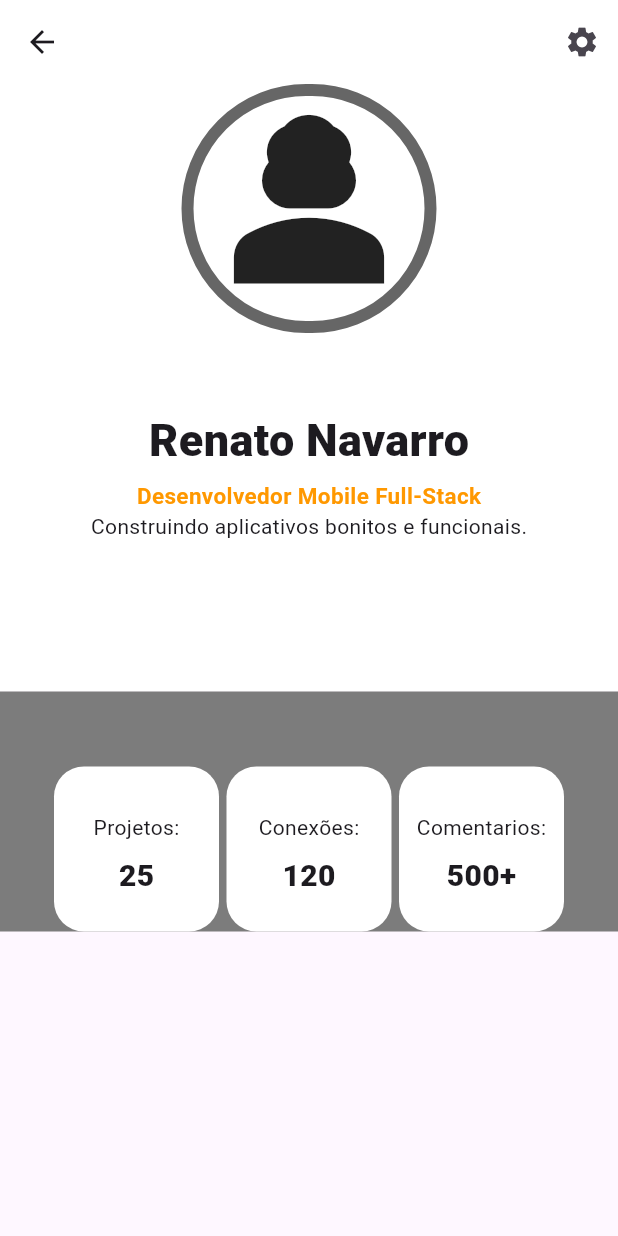
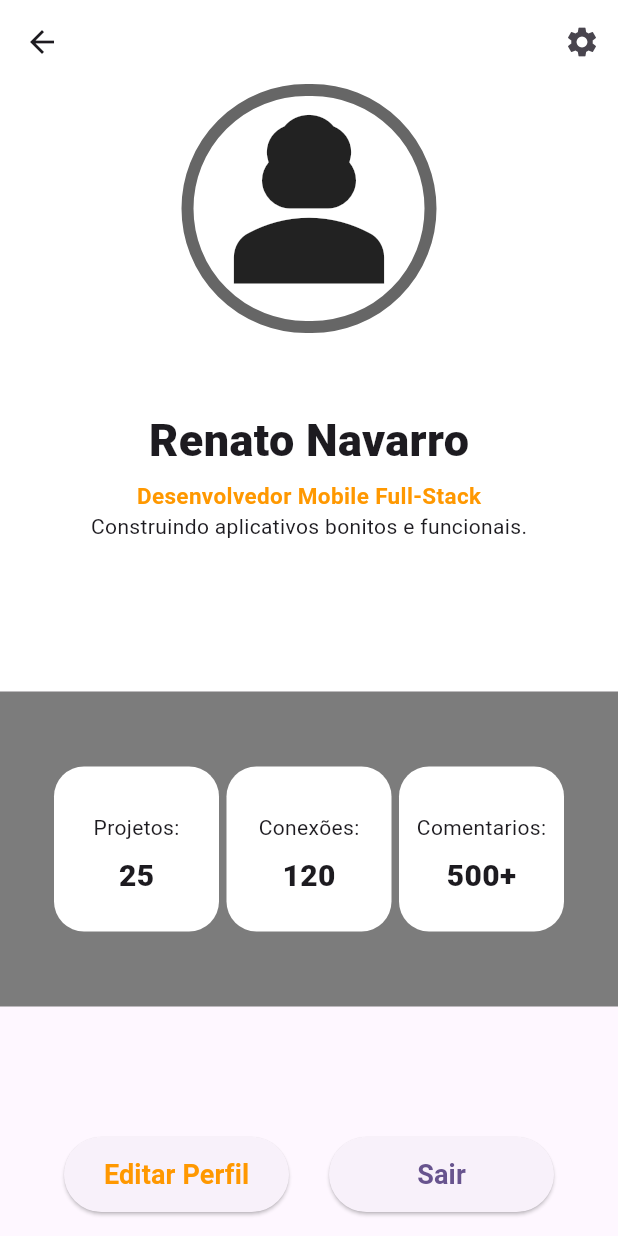
Before and after one commit to RenatoNMG/Atividade_flutter, a Flutter app: the SecondPage screen opened directly, on a phone screen of 412 x 824 dp. Run offline on Flutter 3.47's test engine with Material 3 defaults, Android fonts, the phone set to English and light mode, and no system bars.

Commit message:
botões segunda pagina

```diff
--- a/lib/pages/segunda_page.dart
+++ b/lib/pages/segunda_page.dart
@@ -55,7 +55,7 @@ class SecondPage extends StatelessWidget {
           ),
 
           Container(
-            padding: EdgeInsets.only(top: 50),
+            padding: EdgeInsets.only(top: 50, bottom: 50),
             color: const Color.fromARGB(255, 124, 124, 124),
             child: Row(
               mainAxisAlignment: MainAxisAlignment.center,
@@ -143,6 +143,24 @@ class SecondPage extends StatelessWidget {
           ),
         ],
       ),
+      bottomNavigationBar: Padding(
+        padding: const EdgeInsets.all(16.0),
+        child: Row(
+          mainAxisAlignment: MainAxisAlignment.spaceEvenly,
+          children: [
+            Container(
+              width: 150,
+              height: 50,
+              child: ElevatedButton(onPressed: () {}, child: Text("Editar Perfil", style: TextStyle(fontSize: 18, fontWeight: FontWeight.w700, color: Colors.orange),)),
+            ),
+            Container(
+              width: 150,
+              height: 50,
+              child: ElevatedButton(onPressed: () {}, child: Text("Sair", style: TextStyle(fontSize: 18, fontWeight: FontWeight.w700),)),
+            ),
+          ],
+        ),
+      ),
     );
   }
 }
```
